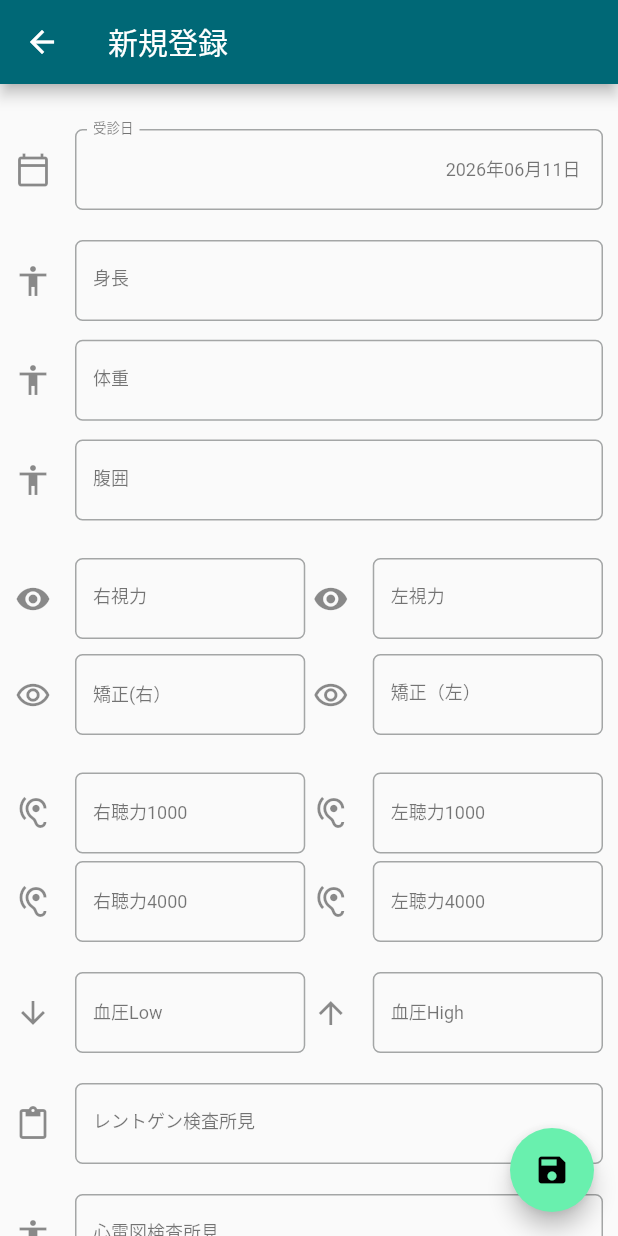
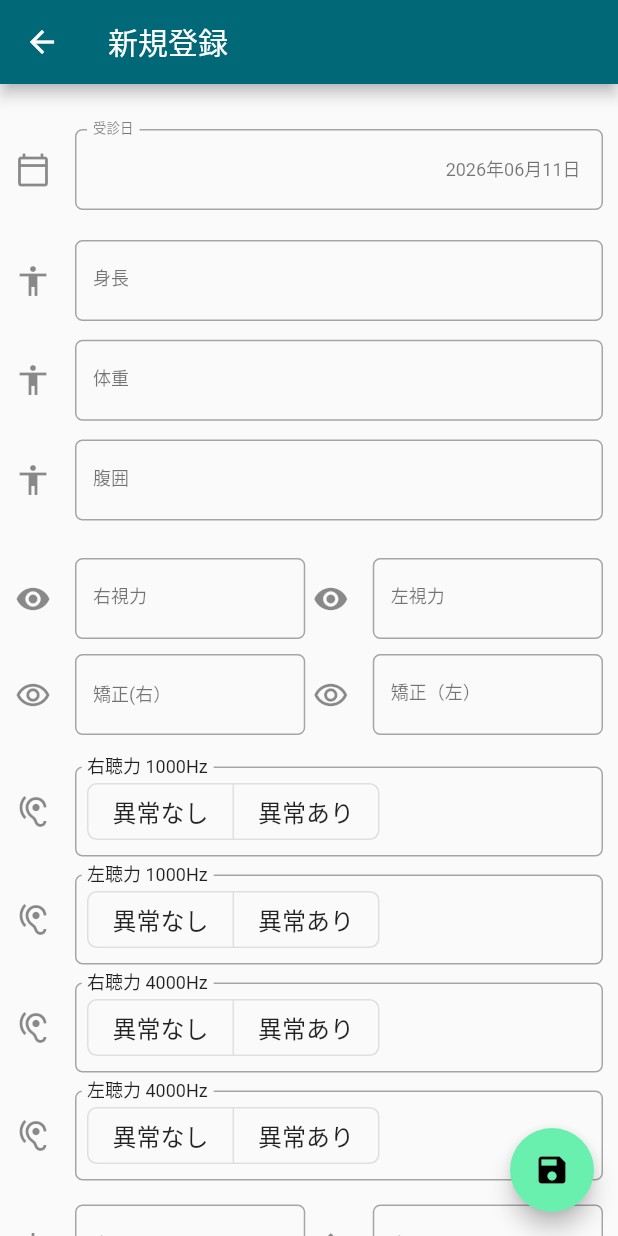
Before and after one commit to Uchipon2020/health_care_mania_free, a Flutter app: the screen it shows after launch, after a tap on the "add" icon, on a phone screen of 412 x 824 dp. Run offline on Flutter 3.47's test engine with Material 3 defaults, Android fonts, the phone set to English and light mode, and no system bars; our stand-ins replace fl_chart, google_mobile_ads, share_plus, sqflite; accounts and stored records are empty; network calls fail.

Commit message:
指定の修正と、細部の調整

```diff
--- a/lib/screens/model_detail_screen.dart
+++ b/lib/screens/model_detail_screen.dart
@@ -123,6 +123,84 @@ class _ModelDetailScreenState extends State<ModelDetailScreen> {
     internalController.text = widget.model.internal_47;
   }
 
+  // 2択セレクター（所見なし/あり、異常なし/あり）
+  Widget _binarySelector(
+    BuildContext context, {
+    required String label,
+    IconData? icon,
+    required TextEditingController controller,
+    required List<String> options,
+    required VoidCallback onChanged,
+  }) {
+    final ts = Theme.of(context).textTheme.titleMedium;
+    final current = controller.text;
+    return Padding(
+      padding: const EdgeInsets.symmetric(vertical: 6.0),
+      child: InputDecorator(
+        decoration: InputDecoration(
+          labelText: label,
+          labelStyle: ts,
+          icon: icon != null ? Icon(icon) : null,
+          border: OutlineInputBorder(borderRadius: BorderRadius.circular(5)),
+          contentPadding: const EdgeInsets.symmetric(horizontal: 8, vertical: 6),
+        ),
+        child: ToggleButtons(
+          isSelected: options.map((o) => o == current).toList(),
+          onPressed: (i) => setState(() {
+            controller.text = options[i];
+            onChanged();
+          }),
+          borderRadius: BorderRadius.circular(6),
+          constraints: const BoxConstraints(minHeight: 36),
+          children: options
+              .map((o) => Padding(
+                    padding: const EdgeInsets.symmetric(horizontal: 16),
+                    child: Text(o, style: ts),
+                  ))
+              .toList(),
+        ),
+      ),
+    );
+  }
+
+  // 4択セレクター（ー / + / ++ / +++）
+  Widget _quadSelector(
+    BuildContext context, {
+    required String label,
+    required TextEditingController controller,
+    required VoidCallback onChanged,
+  }) {
+    const options = ['ー', '+', '++', '+++'];
+    final ts = Theme.of(context).textTheme.titleMedium;
+    final current = controller.text;
+    return Padding(
+      padding: const EdgeInsets.symmetric(vertical: 6.0),
+      child: InputDecorator(
+        decoration: InputDecoration(
+          labelText: label,
+          labelStyle: ts,
+          border: OutlineInputBorder(borderRadius: BorderRadius.circular(5)),
+          contentPadding: const EdgeInsets.symmetric(horizontal: 8, vertical: 6),
+        ),
+        child: ToggleButtons(
+          isSelected: options.map((o) => o == current).toList(),
+          onPressed: (i) => setState(() {
+            controller.text = options[i];
+            onChanged();
+          }),
+          borderRadius: BorderRadius.circular(6),
+          constraints: const BoxConstraints(minHeight: 36),
+          children: options
+              .map((o) => Padding(
+                    padding: const EdgeInsets.symmetric(horizontal: 12),
+                    child: Text(o, style: ts),
+                  ))
+              .toList(),
+        ),
+      ),
+    );
+  }
+
   @override
   Widget build(BuildContext context) {
     TextStyle? textStyle = Theme.of(context).textTheme.bodySmall;
@@ -332,109 +410,11 @@ class _ModelDetailScreenState extends State<ModelDetailScreen> {
                 ],
               ),
             ),
-            //聴力1000Hz
-            Padding(
-              padding: const EdgeInsets.only(top: 10.0, bottom: 2.5),
-              child: Row(
-                children: <Widget>[
-                  Expanded(
-                    // 3 Element　聴力1000Hz　右
-                    child: TextField(
-                      controller: hR1000Controller,
-                      style: textStyle,
-                      //keyboardType:TextInputType.number,
-                      onChanged: (value) {
-                        debugPrint(
-                            'Something changed in Description Text Field');
-                        updateHearing_r_1000();
-                      },
-                      decoration: InputDecoration(
-                        labelText: '右聴力1000',
-                        labelStyle: textStyle,
-                        icon: const Icon(Icons.hearing),
-                        border: OutlineInputBorder(
-                            borderRadius: BorderRadius.circular(5.0)),
-                      ),
-                    ),
-                  ),
-                  Container(
-                    width: 5.0,
-                  ),
-                  Expanded(
-                    // 5 Element　聴力1000　左
-                    child: TextField(
-                      controller: hL1000Controller,
-                      style: textStyle,
-                      // keyboardType:TextInputType.number,
-                      onChanged: (value) {
-                        debugPrint(
-                            'Something changed in Description Text Field');
-                        updateHearing_l_1000();
-                      },
-                      decoration: InputDecoration(
-                        labelText: '左聴力1000',
-                        labelStyle: textStyle,
-                        icon: const Icon(Icons.hearing),
-                        border: OutlineInputBorder(
-                            borderRadius: BorderRadius.circular(5.0)),
-                      ),
-                    ),
-                  ),
-                ],
-              ),
-            ),
-            //聴力4000Hz
-            Padding(
-              padding: const EdgeInsets.only(top: 2.5, bottom: 10.0),
-              child: Row(
-                children: <Widget>[
-                  Expanded(
-                    // 3 Element　聴力4000Hz　右
-                    child: TextField(
-                      controller: hR4000Controller,
-                      style: textStyle,
-                      //keyboardType:TextInputType.number,
-                      onChanged: (value) {
-                        debugPrint(
-                            'Something changed in Description Text Field');
-                        updateHearing_r_4000();
-                      },
-
-                      decoration: InputDecoration(
-                        labelText: '右聴力4000',
-                        icon: const Icon(Icons.hearing),
-                        labelStyle: textStyle,
-                        border: OutlineInputBorder(
-                            borderRadius: BorderRadius.circular(5.0)),
-                      ),
-                    ),
-                  ),
-                  Container(
-                    width: 5.0,
-                  ),
-                  Expanded(
-                    // 5 Element　聴力4000　左
-                    child: TextField(
-                      controller: hL4000Controller,
-                      style: textStyle,
-                      //keyboardType:TextInputType.number,
-                      onChanged: (value) {
-                        debugPrint(
-                            'Something changed in Description Text Field');
-                        updateHearing_l_4000();
-                      },
-                      decoration: InputDecoration(
-                        labelText: '左聴力4000',
-                        labelStyle: textStyle,
-                        icon: const Icon(Icons.hearing),
-                        border: OutlineInputBorder(
-                            borderRadius: BorderRadius.circular(5.0)),
-                      ),
-                    ),
-                  ),
-                ],
-              ),
-            ),
+            //聴力
+            _binarySelector(context, label: '右聴力 1000Hz', icon: Icons.hearing, controller: hR1000Controller, options: ['異常なし', '異常あり'], onChanged: updateHearing_r_1000),
+            _binarySelector(context, label: '左聴力 1000Hz', icon: Icons.hearing, controller: hL1000Controller, options: ['異常なし', '異常あり'], onChanged: updateHearing_l_1000),
+            _binarySelector(context, label: '右聴力 4000Hz', icon: Icons.hearing, controller: hR4000Controller, options: ['異常なし', '異常あり'], onChanged: updateHearing_r_4000),
+            _binarySelector(context, label: '左聴力 4000Hz', icon: Icons.hearing, controller: hL4000Controller, options: ['異常なし', '異常あり'], onChanged: updateHearing_l_4000),
             //血圧横並び表示----------------
             Padding(
               padding: const EdgeInsets.only(top: 10.0, bottom: 10.0),
--- a/pubspec.yaml
+++ b/pubspec.yaml
@@ -2,7 +2,7 @@ name: healthcare_mania_free
 description: A new Flutter project.
 
 publish_to: 'none' # Remove this line if you wish to publish to pub.dev
-version: 3.11.0+31
+version: 4.0.0+33
 
 environment:
   sdk: '>=3.3.0 <4.0.0'
@@ -19,6 +19,7 @@ dependencies:
   path_provider: ^2.0.11
   intl: ^0.20.2
   fl_chart: ^1.1.1
+  share_plus: ^10.1.4
 
 dev_dependencies:
   flutter_test:
```
Also changed, not shown: lib/screens/model_list_screen.dart (+49 -0 lines), lib/screens/model_view_screen.dart (+38 -1 lines), lib/utils/csv_exporter.dart (added, +112 -0 lines), pubspec.lock, 8 other files.
